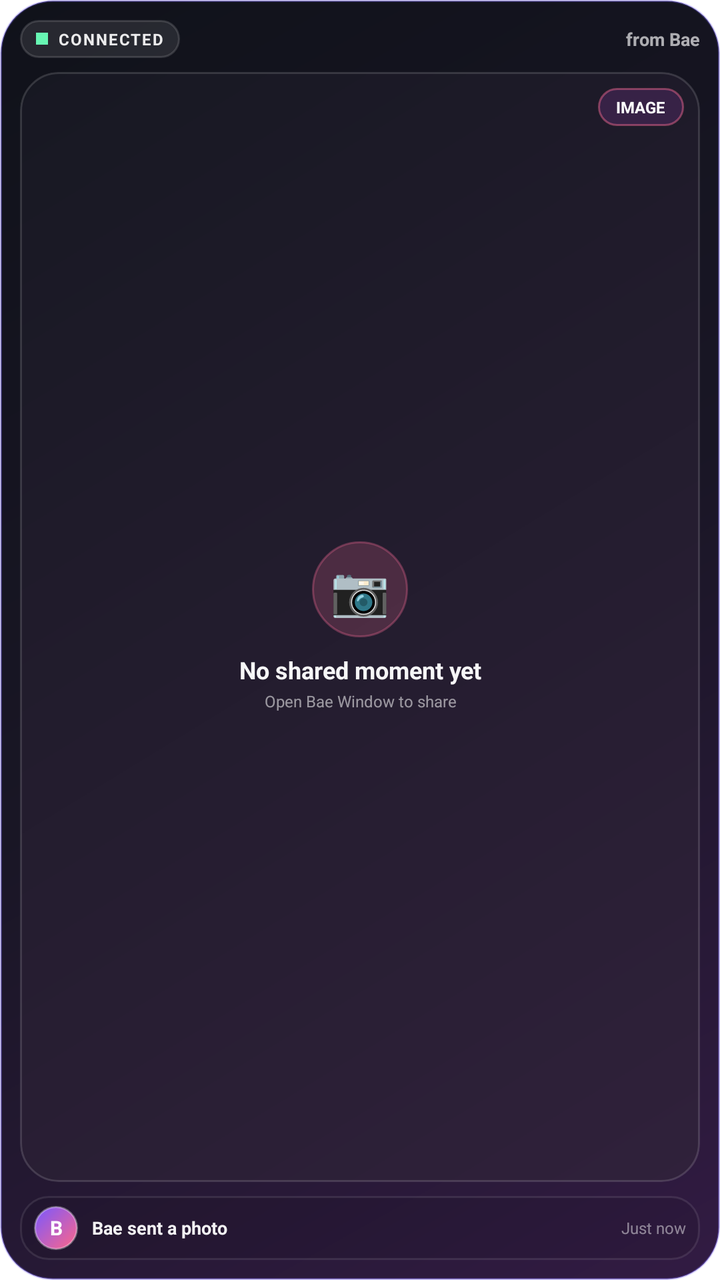
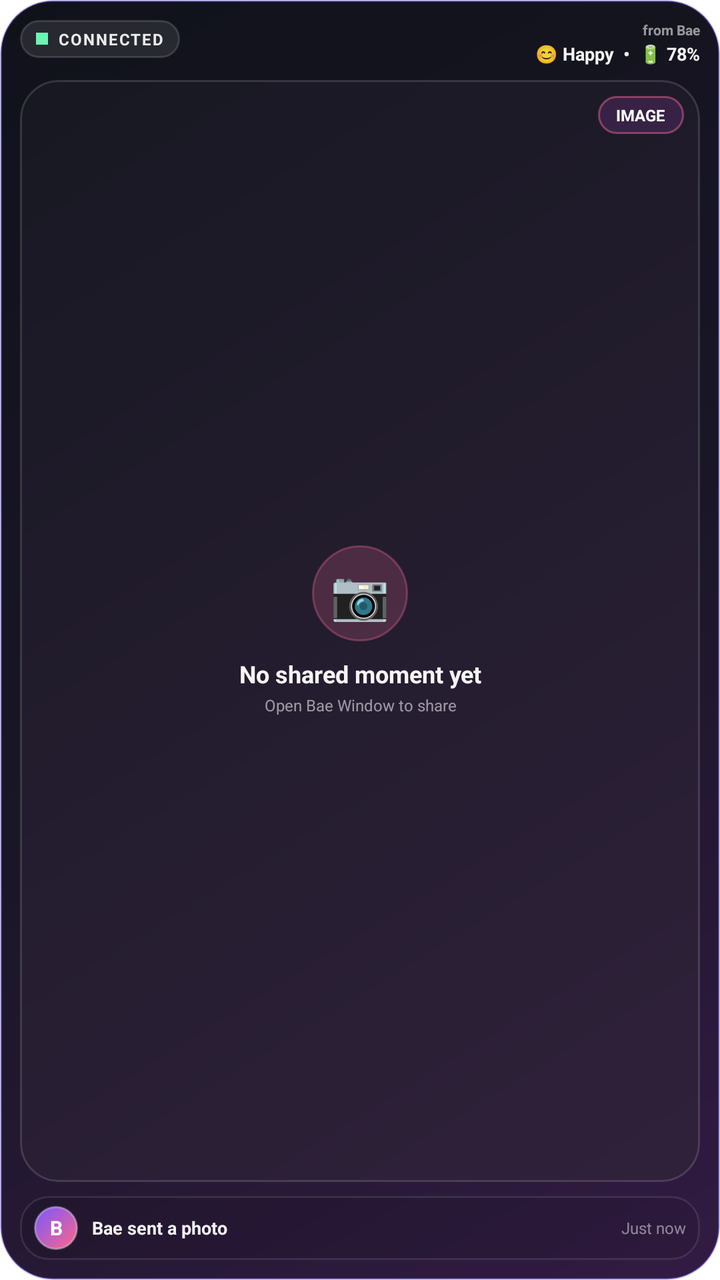

An Android layout rendered at two revisions. The XML below is the earlier revision; the diff shows what the commit changed to produce the second picture.
<!-- AndroidManifest.xml: fallback theme Theme.MaterialComponents.DayNight.NoActionBar -->
<!-- res/layout/bae_window_widget_viewer.xml -->
<RelativeLayout xmlns:android="http://schemas.android.com/apk/res/android"
    android:layout_width="match_parent"
    android:layout_height="match_parent"
    android:background="@drawable/widget_background"
    android:padding="10dp">

    
    <RelativeLayout
        android:id="@+id/header_layout"
        android:layout_width="match_parent"
        android:layout_height="wrap_content"
        android:layout_alignParentTop="true"
        android:layout_marginBottom="7dp">

        
        <LinearLayout
            android:layout_width="wrap_content"
            android:layout_height="wrap_content"
            android:layout_alignParentStart="true"
            android:background="@drawable/widget_status_pill"
            android:gravity="center_vertical"
            android:orientation="horizontal"
            android:paddingHorizontal="8dp"
            android:paddingVertical="4dp">

            
            <TextView
                android:id="@+id/status_dot"
                android:layout_width="6dp"
                android:layout_height="6dp"
                android:background="#67F6B3"
                android:visibility="visible" />

            <TextView
                android:id="@+id/status_text"
                android:layout_width="wrap_content"
                android:layout_height="wrap_content"
                android:layout_marginStart="5dp"
                android:letterSpacing="0.08"
                android:text="CONNECTED"
                android:textColor="#E8FFFFFF"
                android:textSize="8sp"
                android:textStyle="bold" />
        </LinearLayout>

        
        <TextView
            android:id="@+id/sender_name_top"
            android:layout_width="wrap_content"
            android:layout_height="wrap_content"
            android:layout_alignParentEnd="true"
            android:layout_centerVertical="true"
            android:maxLines="1"
            android:text="from Bae"
            android:textColor="#A8FFFFFF"
            android:textSize="9sp"
            android:textStyle="bold" />
    </RelativeLayout>

    
    <FrameLayout
        android:id="@+id/center_container"
        android:layout_width="match_parent"
        android:layout_height="match_parent"
        android:layout_above="@+id/footer_layout"
        android:layout_below="@+id/header_layout"
        android:background="@drawable/widget_page_background"
        android:clipToOutline="true">

        <ImageView
            android:id="@+id/widget_photo_image"
            android:layout_width="match_parent"
            android:layout_height="match_parent"
            android:contentDescription="Latest photo from partner"
            android:scaleType="centerCrop"
            android:visibility="gone" />

        <ImageView
            android:id="@+id/widget_drawing_image"
            android:layout_width="match_parent"
            android:layout_height="match_parent"
            android:contentDescription="Latest drawing from partner"
            android:scaleType="fitCenter"
            android:visibility="gone" />

        <TextView
            android:id="@+id/widget_media_scrim"
            android:layout_width="match_parent"
            android:layout_height="58dp"
            android:layout_gravity="bottom"
            android:background="@drawable/widget_media_scrim"
            android:visibility="gone" />

        <LinearLayout
            android:id="@+id/widget_content_placeholder"
            android:layout_width="match_parent"
            android:layout_height="match_parent"
            android:gravity="center"
            android:orientation="vertical"
            android:padding="12dp">

            <TextView
                android:id="@+id/widget_content_icon"
                android:layout_width="48dp"
                android:layout_height="48dp"
                android:background="@drawable/widget_icon_image"
                android:gravity="center"
                android:text="📷"
                android:textColor="#FFFFFF"
                android:textSize="24sp" />

            <ImageView
                android:id="@+id/widget_voice_action_icon"
                android:layout_width="48dp"
                android:layout_height="48dp"
                android:background="@drawable/widget_icon_voice"
                android:contentDescription="Play or stop voice note"
                android:padding="12dp"
                android:src="@android:drawable/ic_media_play"
                android:tint="#FFFFFF"
                android:visibility="gone" />

            <TextView
                android:id="@+id/widget_content_title"
                android:layout_width="wrap_content"
                android:layout_height="wrap_content"
                android:layout_marginTop="8dp"
                android:gravity="center"
                android:maxLines="1"
                android:text="No shared moment yet"
                android:textColor="#F5FFFFFF"
                android:textSize="12sp"
                android:textStyle="bold" />

            <TextView
                android:id="@+id/widget_content_subtitle"
                android:layout_width="wrap_content"
                android:layout_height="wrap_content"
                android:layout_marginTop="2dp"
                android:gravity="center"
                android:maxLines="2"
                android:text="Open Bae Window to share"
                android:textColor="#8AFFFFFF"
                android:textSize="8sp" />
        </LinearLayout>

        <TextView
            android:id="@+id/widget_content_badge"
            android:layout_width="wrap_content"
            android:layout_height="wrap_content"
            android:layout_gravity="top|right"
            android:layout_margin="8dp"
            android:background="@drawable/widget_badge_image"
            android:paddingHorizontal="9dp"
            android:paddingVertical="4dp"
            android:text="IMAGE"
            android:textColor="#FFFFFF"
            android:textSize="8sp"
            android:textStyle="bold" />

        <TextView
            android:id="@+id/widget_content_caption"
            android:layout_width="match_parent"
            android:layout_height="wrap_content"
            android:layout_gravity="bottom"
            android:layout_marginHorizontal="10dp"
            android:layout_marginBottom="10dp"
            android:ellipsize="end"
            android:maxLines="1"
            android:text="A fresh moment from Bae"
            android:textColor="#F4FFFFFF"
            android:textSize="10sp"
            android:textStyle="bold"
            android:visibility="gone" />
    </FrameLayout>

    
    <RelativeLayout
        android:id="@+id/footer_layout"
        android:layout_width="match_parent"
        android:layout_height="wrap_content"
        android:layout_alignParentBottom="true"
        android:layout_marginTop="7dp"
        android:background="@drawable/widget_footer_background"
        android:paddingHorizontal="7dp"
        android:paddingVertical="5dp">

        <LinearLayout
            android:layout_width="wrap_content"
            android:layout_height="wrap_content"
            android:layout_alignParentStart="true"
            android:gravity="center_vertical"
            android:orientation="horizontal">

            
            <TextView
                android:id="@+id/avatar_circle"
                android:layout_width="22dp"
                android:layout_height="22dp"
                android:background="@drawable/widget_avatar_background"
                android:gravity="center"
                android:text="B"
                android:textColor="#FFFFFF"
                android:textSize="10sp"
                android:textStyle="bold" />

            
            <TextView
                android:id="@+id/footer_description"
                android:layout_width="105dp"
                android:layout_height="wrap_content"
                android:layout_marginStart="7dp"
                android:ellipsize="end"
                android:maxLines="1"
                android:text="Bae sent a photo"
                android:textColor="#F0FFFFFF"
                android:textSize="9sp"
                android:textStyle="bold" />
        </LinearLayout>

        
        <TextView
            android:id="@+id/widget_timestamp"
            android:layout_width="wrap_content"
            android:layout_height="wrap_content"
            android:layout_alignParentEnd="true"
            android:layout_centerVertical="true"
            android:text="Just now"
            android:textColor="#78FFFFFF"
            android:textSize="8sp" />
    </RelativeLayout>

</RelativeLayout>
<!-- resources referenced by this layout -->
<resources>
  <!-- drawable widget_avatar_background (drawable) -->
  <?xml version="1.0" encoding="utf-8"?>
  <shape xmlns:android="http://schemas.android.com/apk/res/android"
      android:shape="oval">
      <gradient
          android:angle="135"
          android:startColor="#FF6688"
          android:endColor="#7958FF" />
      <stroke
          android:width="1dp"
          android:color="#55FFFFFF" />
  </shape>
  <!-- drawable widget_background (drawable) -->
  <?xml version="1.0" encoding="utf-8"?>
  <shape xmlns:android="http://schemas.android.com/apk/res/android"
      android:shape="rectangle">
      <gradient
          android:angle="135"
          android:startColor="#321B43"
          android:centerColor="#191625"
          android:endColor="#10121A" />
      <corners android:radius="26dp" />
      <stroke
          android:width="1dp"
          android:color="#557D68FF" />
  </shape>
  <!-- drawable widget_badge_image (drawable) -->
  <?xml version="1.0" encoding="utf-8"?>
  <shape xmlns:android="http://schemas.android.com/apk/res/android">
      <solid android:color="#D93D244C" />
      <corners android:radius="20dp" />
      <stroke android:width="1dp" android:color="#70FF6E9A" />
  </shape>
  <!-- drawable widget_footer_background (drawable) -->
  <?xml version="1.0" encoding="utf-8"?>
  <shape xmlns:android="http://schemas.android.com/apk/res/android"
      android:shape="rectangle">
      <solid android:color="#16000000" />
      <corners android:radius="14dp" />
      <stroke
          android:width="1dp"
          android:color="#18FFFFFF" />
  </shape>
  <!-- drawable widget_icon_image (drawable) -->
  <?xml version="1.0" encoding="utf-8"?>
  <shape xmlns:android="http://schemas.android.com/apk/res/android" android:shape="oval">
      <solid android:color="#30FF6E9A" />
      <stroke android:width="1dp" android:color="#50FF6E9A" />
  </shape>
  <!-- drawable widget_icon_voice (drawable) -->
  <?xml version="1.0" encoding="utf-8"?>
  <shape xmlns:android="http://schemas.android.com/apk/res/android" android:shape="oval">
      <gradient android:angle="135" android:startColor="#557A5CFF" android:endColor="#44FF5E92" />
      <stroke android:width="1dp" android:color="#668D72FF" />
  </shape>
  <!-- drawable widget_media_scrim (drawable) -->
  <?xml version="1.0" encoding="utf-8"?>
  <shape xmlns:android="http://schemas.android.com/apk/res/android">
      <gradient
          android:angle="90"
          android:startColor="#E6000000"
          android:endColor="#00000000" />
  </shape>
  <!-- drawable widget_page_background (drawable) -->
  <?xml version="1.0" encoding="utf-8"?>
  <shape xmlns:android="http://schemas.android.com/apk/res/android"
      android:shape="rectangle">
      <gradient
          android:angle="135"
          android:startColor="#30213B"
          android:endColor="#171822" />
      <corners android:radius="19dp" />
      <stroke
          android:width="1dp"
          android:color="#24FFFFFF" />
  </shape>
  <!-- drawable widget_status_pill (drawable) -->
  <?xml version="1.0" encoding="utf-8"?>
  <shape xmlns:android="http://schemas.android.com/apk/res/android"
      android:shape="rectangle">
      <solid android:color="#18FFFFFF" />
      <corners android:radius="20dp" />
      <stroke
          android:width="1dp"
          android:color="#24FFFFFF" />
  </shape>
</resources>

<!-- the commit's change to res/layout/bae_window_widget_viewer.xml (unified diff, before → after) -->
@@ -44,17 +44,35 @@
         </LinearLayout>
 
         
-        <TextView
-            android:id="@+id/sender_name_top"
+        <LinearLayout
             android:layout_width="wrap_content"
             android:layout_height="wrap_content"
             android:layout_alignParentEnd="true"
             android:layout_centerVertical="true"
-            android:maxLines="1"
-            android:text="from Bae"
-            android:textColor="#A8FFFFFF"
-            android:textSize="9sp"
-            android:textStyle="bold" />
+            android:gravity="end"
+            android:orientation="vertical">
+
+            <TextView
+                android:id="@+id/sender_name_top"
+                android:layout_width="wrap_content"
+                android:layout_height="wrap_content"
+                android:maxLines="1"
+                android:text="from Bae"
+                android:textColor="#8FFFFFFF"
+                android:textSize="7sp"
+                android:textStyle="bold" />
+
+            <TextView
+                android:id="@+id/partner_status_summary"
+                android:layout_width="wrap_content"
+                android:layout_height="wrap_content"
+                android:layout_marginTop="1dp"
+                android:maxLines="1"
+                android:text="😊 Happy  •  🔋 78%"
+                android:textColor="#F2FFFFFF"
+                android:textSize="9sp"
+                android:textStyle="bold" />
+        </LinearLayout>
     </RelativeLayout>
 
     
